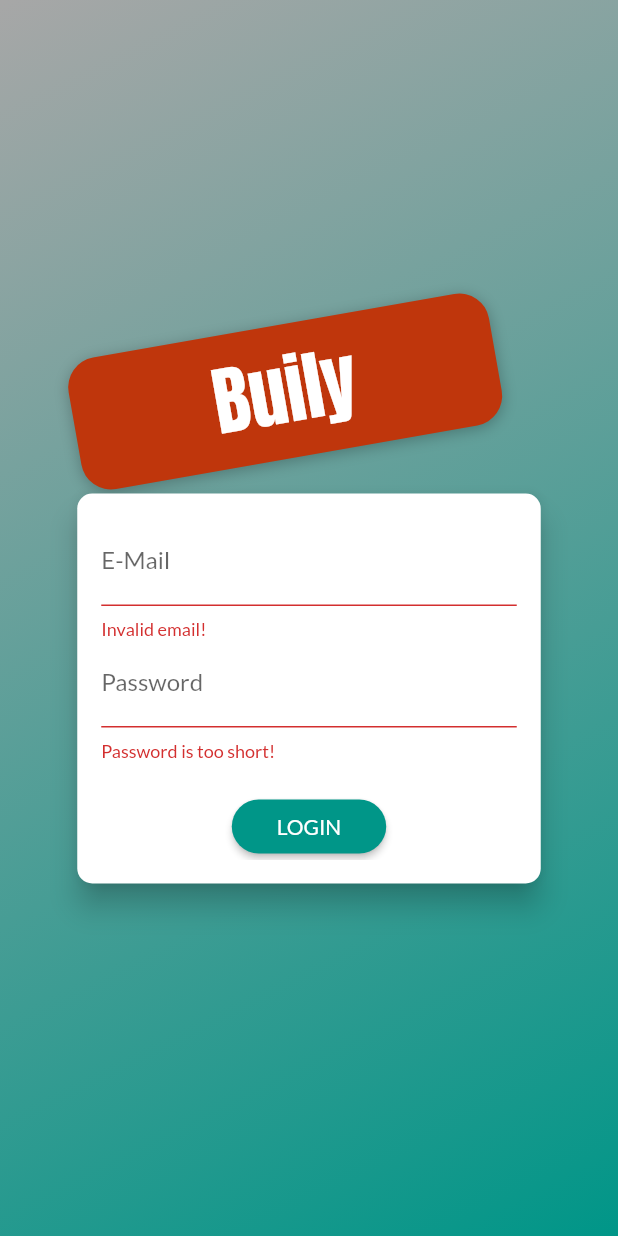
After one commit to muhammedkamal/Buily-mobile, a Flutter app: the screen it shows after launch, after a tap on "LOGIN", on a phone screen of 412 x 824 dp. The commit adds this screen. Run offline on Flutter 3.47's test engine with Material 2 defaults, Android fonts, the phone set to English and light mode, and no system bars; our stand-ins replace shared_preferences; network calls fail.

Commit message:
finish auth

```diff
--- a/lib/main.dart
+++ b/lib/main.dart
@@ -1,4 +1,5 @@
 import 'package:flutter/material.dart';
+import 'package:market_app/providers/auth.dart';
 
 import 'package:provider/provider.dart';
 
@@ -8,6 +9,8 @@ import './screens/product_overview.dart';
 import './screens/orders_screen.dart';
 import './screens/user_products_screen.dart';
 import './screens/edit_product_screen.dart';
+import './screens/splash_screen.dart';
+import './screens/auth_screen.dart';
 
 import './providers/products_provider.dart';
 import './providers/cart.dart';
@@ -24,16 +27,26 @@ class MyApp extends StatelessWidget {
     return MultiProvider(
       providers: [
         ChangeNotifierProvider(
-          create: (ctx) => Products(),
+          create: (ctx) => Auth(),
         ),
         ChangeNotifierProvider(
           create: (ctx) => Cart(),
         ),
-        ChangeNotifierProvider(
-          create: (ctx) => Orders(),
+        ChangeNotifierProxyProvider<Auth, Orders>(
+          create: (ctx) => Orders(null, null, []),
+          update: (ctx, auth, prevOrders) => Orders(auth.token, auth.userId,
+              prevOrders == null ? [] : prevOrders.orders),
+        ),
+        ChangeNotifierProxyProvider<Auth, Products>(
+          create: (ctx) => Products(null, null, []),
+          update: (ctx, auth, previousProduct) => Products(
+              auth.token,
+              auth.userId,
+              previousProduct == null ? [] : previousProduct.items),
         ),
       ],
-      child: MaterialApp(
+      child: Consumer<Auth>(
+        builder: (context, authData, _) => MaterialApp(
           title: 'Buily',
           theme: ThemeData(
             primarySwatch: Colors.teal,
@@ -41,7 +54,14 @@ class MyApp extends StatelessWidget {
             visualDensity: VisualDensity.adaptivePlatformDensity,
             fontFamily: 'Lato',
           ),
-        home: ProductsOverView(),
+          home: authData.isAuth()
+              ? ProductsOverView()
+              : FutureBuilder(
+                  future: authData.tryLogIn(),
+                  builder: (ctx, snapShotData) =>
+                      snapShotData.connectionState == ConnectionState.waiting
+                          ? SplashScreen()
+                          : AuthScreen()),
           routes: {
             ProductDetailsScreen.routeName: (ctx) => ProductDetailsScreen(),
             CartScreen.routeName: (ctx) => CartScreen(),
@@ -50,6 +70,7 @@ class MyApp extends StatelessWidget {
             EditProductScreen.routeName: (ctx) => EditProductScreen(),
           },
         ),
+      ),
     );
   }
 }
--- /dev/null
+++ b/lib/providers/auth.dart
@@ -0,0 +1,104 @@
+import 'dart:async';
+import 'dart:convert';
+
+import 'package:flutter/cupertino.dart';
+import 'package:shared_preferences/shared_preferences.dart';
+import 'package:http/http.dart' as http;
+import '../models/http_exceptions.dart';
+
+class Auth with ChangeNotifier {
+  String _token, _userId;
+  DateTime _expiryTime;
+  Timer _timer;
+  bool isAuth() {
+    return token != null;
+  }
+
+  String get token {
+    if (_expiryTime != null &&
+        _expiryTime.isAfter(DateTime.now()) &&
+        _token != null) return _token;
+    return null;
+  }
+
+  String get userId {
+    return _userId;
+  }
+
+  Future<bool> tryLogIn() async {
+    final prefs = await SharedPreferences.getInstance();
+    if (!prefs.containsKey('userData')) return false;
+    final extractedData =
+        jsonDecode(prefs.getString('userData')) as Map<String, dynamic>;
+    print(extractedData);
+    final expiryTime = DateTime.parse(extractedData['expiryTime']);
+    if (expiryTime.isBefore(DateTime.now())) return false;
+    _expiryTime = expiryTime;
+    _userId = extractedData['userId'];
+    _token = extractedData['token'];
+    notifyListeners();
+    _autoLogOut();
+    return true;
+  }
+
+  Future<void> _authenticate(
+      String email, String passowrd, String method) async {
+    var url = Uri.parse(
+        'https://identitytoolkit.googleapis.com/v1/accounts:$method?key=AIzaSyA0icqEmO7GXSKXB7Gm6OIY-KUufkq0Ch0');
+    try {
+      final response = await http.post(
+        url,
+        body: json.encode({
+          'email': email,
+          'password': passowrd,
+          'returnSecureToken': true,
+        }),
+      );
+      final responseData = json.decode(response.body);
+      if (responseData['error'] != null) {
+        throw HttpException(responseData['error']['message']);
+      }
+      _token = responseData['idToken'];
+      _userId = responseData['localId'];
+      _expiryTime = DateTime.now()
+          .add(Duration(seconds: int.parse(responseData['expiresIn'])));
+      //print(responseData);
+      notifyListeners();
+      _autoLogOut();
+      final prefs = await SharedPreferences.getInstance();
+      final userData = jsonEncode({
+        'token': _token,
+        'userId': _userId,
+        'expiryTime': _expiryTime.toIso8601String(),
+      });
+      print(userData);
+      prefs.setString('userData', userData);
+    } catch (error) {
+      throw error;
+    }
+  }
+
+  Future<void> signUp(String email, String passowrd) async {
+    return _authenticate(email, passowrd, 'signUp');
+  }
+
+  Future<void> signIn(String email, String passowrd) async {
+    return _authenticate(email, passowrd, 'signInWithPassword');
+  }
+
+  void logOut() {
+    _userId = null;
+    _expiryTime = null;
+    _token = null;
+    _timer.cancel();
+    _timer = null;
+    notifyListeners();
+  }
+
+  void _autoLogOut() {
+    if (_timer != null) _timer.cancel();
+    _timer = Timer(
+        Duration(seconds: _expiryTime.difference(DateTime.now()).inSeconds),
+        logOut);
+  }
+}
--- a/lib/providers/orders.dart
+++ b/lib/providers/orders.dart
@@ -20,14 +20,17 @@ class OrderItem {
 
 class Orders with ChangeNotifier {
   List<OrderItem> _orders = [];
+  final authtoken;
+  final userId;
+  Orders(this.authtoken, this.userId, this._orders);
 
   List<OrderItem> get orders {
     return [..._orders];
   }
 
   Future<void> addOrder(List<CartItem> products, double total) async {
-    var url =
-        Uri.parse('https://buily-mu-default-rtdb.firebaseio.com/orders.json');
+    var url = Uri.parse(
+        'https://buily-mu-default-rtdb.firebaseio.com/orders/$userId.json?auth=$authtoken');
     try {
       final resopnse = await http.post(url,
           body: json.encode({
@@ -61,11 +64,11 @@ class Orders with ChangeNotifier {
   }
 
   Future<void> fetchAndSetOrder() async {
-    var url =
-        Uri.parse('https://buily-mu-default-rtdb.firebaseio.com/orders.json');
+    var url = Uri.parse(
+        'https://buily-mu-default-rtdb.firebaseio.com/orders/$userId.json?auth=$authtoken');
     try {
       final response = await http.get(url);
-      print(response.body);
+      //print(response.body);
       final extractedDate = jsonDecode(response.body) as Map<String, dynamic>;
       final List<OrderItem> loadedProducts = [];
       if (extractedDate == null) return;
@@ -74,12 +77,14 @@ class Orders with ChangeNotifier {
             id: orderId,
             amount: orderData["amount"],
             cartItems: (orderData['products'] as List<dynamic>)
-                .map((e) => CartItem(
-                      id: e['id'],
-                      price: e['price'] as double,
-                      quantity: e['quantity'],
-                      title: e['title'],
-                    ))
+                .map(
+                  (e) => CartItem(
+                    id: e['id'],
+                    price: e['price'] as double,
+                    quantity: e['quantity'],
+                    title: e['title'],
+                  ),
+                )
                 .toList(),
             dateTime: DateTime.parse(orderData["timeStamp"])));
       });
--- /dev/null
+++ b/lib/screens/auth_screen.dart
@@ -0,0 +1,302 @@
+import 'dart:math';
+
+import 'package:flutter/material.dart';
+import 'package:market_app/models/http_exceptions.dart';
+import 'package:provider/provider.dart';
+
+import '../providers/auth.dart';
+
+enum AuthMode { Signup, Login }
+
+class AuthScreen extends StatelessWidget {
+  static const routeName = '/auth';
+
+  @override
+  Widget build(BuildContext context) {
+    final deviceSize = MediaQuery.of(context).size;
+    // final transformConfig = Matrix4.rotationZ(-8 * pi / 180);
+    // transformConfig.translate(-10.0);
+    return Scaffold(
+      // resizeToAvoidBottomInset: false,
+      body: Stack(
+        children: <Widget>[
+          Container(
+            decoration: BoxDecoration(
+              gradient: LinearGradient(
+                colors: [
+                  Colors.grey.withOpacity(.9),
+                  Colors.teal,
+                ],
+                begin: Alignment.topLeft,
+                end: Alignment.bottomRight,
+                stops: [0, 1],
+              ),
+            ),
+          ),
+          SingleChildScrollView(
+            child: Container(
+              height: deviceSize.height,
+              width: deviceSize.width,
+              child: Column(
+                mainAxisAlignment: MainAxisAlignment.center,
+                crossAxisAlignment: CrossAxisAlignment.center,
+                children: <Widget>[
+                  Flexible(
+                    child: Container(
+                      margin: EdgeInsets.only(bottom: 5.0),
+                      padding:
+                          EdgeInsets.symmetric(vertical: 8.0, horizontal: 94.0),
+                      transform: Matrix4.rotationZ(-10 * pi / 180)
+                        ..translate(-23.0, 7.0),
+                      // ..translate(-10.0),
+                      decoration: BoxDecoration(
+                        borderRadius: BorderRadius.circular(20),
+                        color: Colors.deepOrange.shade900,
+                        boxShadow: [
+                          BoxShadow(
+                            blurRadius: 8,
+                            color: Colors.black26,
+                            offset: Offset(0, 2),
+                          )
+                        ],
+                      ),
+                      child: Text(
+                        'Buily',
+                        style: TextStyle(
+                          color:
+                              Theme.of(context).accentTextTheme.headline6.color,
+                          fontSize: 50,
+                          fontFamily: 'Anton',
+                          fontWeight: FontWeight.normal,
+                        ),
+                      ),
+                    ),
+                  ),
+                  Flexible(
+                    flex: deviceSize.width > 600 ? 2 : 1,
+                    child: AuthCard(),
+                  ),
+                ],
+              ),
+            ),
+          ),
+        ],
+      ),
+    );
+  }
+}
+
+class AuthCard extends StatefulWidget {
+  const AuthCard({
+    Key key,
+  }) : super(key: key);
+
+  @override
+  _AuthCardState createState() => _AuthCardState();
+}
+
+class _AuthCardState extends State<AuthCard> {
+  final GlobalKey<FormState> _formKey = GlobalKey();
+  AuthMode _authMode = AuthMode.Login;
+  Map<String, String> _authData = {
+    'email': '',
+    'password': '',
+  };
+  var _isLoading = false;
+  final _passwordController = TextEditingController();
+
+  void _showErrorDialog(String message) {
+    showDialog(
+      context: context,
+      builder: (ctx) => AlertDialog(
+        title: Text('An Error Occurred!'),
+        content: Text(message),
+        actions: <Widget>[
+          TextButton(
+            child: Text('Okay'),
+            onPressed: () {
+              Navigator.of(ctx).pop();
+            },
+          )
+        ],
+      ),
+    );
+  }
+
+  Future<void> _submit() async {
+    if (!_formKey.currentState.validate()) {
+      // Invalid!
+      return;
+    }
+    _formKey.currentState.save();
+    setState(() {
+      _isLoading = true;
+    });
+    try {
+      if (_authMode == AuthMode.Login) {
+        // Log user in
+        await Provider.of<Auth>(context, listen: false).signIn(
+          _authData['email'],
+          _authData['password'],
+        );
+      } else {
+        // Sign user up
+        await Provider.of<Auth>(context, listen: false).signUp(
+          _authData['email'],
+          _authData['password'],
+        );
+      }
+    } on HttpException catch (error) {
+      var errorMessage = 'Authentication failed';
+      if (error.toString().contains('EMAIL_EXISTS')) {
+        errorMessage = 'This email address is already in use.';
+      } else if (error.toString().contains('INVALID_EMAIL')) {
+        errorMessage = 'This is not a valid email address';
+      } else if (error.toString().contains('WEAK_PASSWORD')) {
+        errorMessage = 'This password is too weak.';
+      } else if (error.toString().contains('INVALID_PASSWORD') ||
+          error.toString().contains('EMAIL_NOT_FOUND')) {
+        errorMessage = 'Invalid email or Password.';
+      }
+      _showErrorDialog(errorMessage);
+    } catch (error) {
+      const errorMessage =
+          'Could not authenticate you. Please try again later.';
+      _showErrorDialog(errorMessage);
+    }
+
+    setState(() {
+      _isLoading = false;
+    });
+  }
+
+  void _switchAuthMode() {
+    if (_authMode == AuthMode.Login) {
+      setState(() {
+        _authMode = AuthMode.Signup;
+      });
+    } else {
+      setState(() {
+        _authMode = AuthMode.Login;
+      });
+    }
+  }
+
+  @override
+  Widget build(BuildContext context) {
+    final deviceSize = MediaQuery.of(context).size;
+    return Card(
+      shape: RoundedRectangleBorder(
+        borderRadius: BorderRadius.circular(10.0),
+      ),
+      elevation: 8.0,
+      child: Container(
+        height: _authMode == AuthMode.Signup ? 320 : 260,
+        constraints:
+            BoxConstraints(minHeight: _authMode == AuthMode.Signup ? 320 : 260),
+        width: deviceSize.width * 0.75,
+        padding: const EdgeInsets.all(16.0),
+        child: Form(
+          key: _formKey,
+          child: SingleChildScrollView(
+            child: Column(
+              children: <Widget>[
+                TextFormField(
+                  decoration: InputDecoration(labelText: 'E-Mail'),
+                  keyboardType: TextInputType.emailAddress,
+                  // ignore: missing_return
+                  validator: (value) {
+                    if (value.isEmpty ||
+                        !value.contains('@') ||
+                        !value.contains('.')) {
+                      return 'Invalid email!';
+                    }
+                  },
+                  onSaved: (value) {
+                    _authData['email'] = value;
+                  },
+                ),
+                TextFormField(
+                  decoration: InputDecoration(labelText: 'Password'),
+                  obscureText: true,
+                  controller: _passwordController,
+                  // ignore: missing_return
+                  validator: (value) {
+                    if (value.isEmpty || value.length < 8) {
+                      return 'Password is too short!';
+                    }
+                  },
+                  onSaved: (value) {
+                    _authData['password'] = value;
+                  },
+                ),
+                if (_authMode == AuthMode.Signup)
+                  TextFormField(
+                    enabled: _authMode == AuthMode.Signup,
+                    decoration: InputDecoration(labelText: 'Confirm Password'),
+                    obscureText: true,
+                    validator: _authMode == AuthMode.Signup
+                        // ignore: missing_return
+                        ? (value) {
+                            if (value != _passwordController.text) {
+                              return 'Passwords do not match!';
+                            }
+                          }
+                        : null,
+                  ),
+                SizedBox(
+                  height: 20,
+                ),
+                if (_isLoading)
+                  CircularProgressIndicator()
+                else
+                  ElevatedButton(
+                    child:
+                        Text(_authMode == AuthMode.Login ? 'LOGIN' : 'SIGN UP'),
+                    onPressed: _submit,
+                    style: ElevatedButton.styleFrom(
+                      shape: RoundedRectangleBorder(
+                        borderRadius: BorderRadius.circular(30),
+                      ),
+                      padding:
+                          EdgeInsets.symmetric(horizontal: 30.0, vertical: 8.0),
+                    )
+                    /* shape: RoundedRectangleBorder(
+                      borderRadius: BorderRadius.circular(30),
+                    ),
+                    padding:
+                        EdgeInsets.symmetric(horizontal: 30.0, vertical: 8.0),
+                    color: Theme.of(context).primaryColor,
+                    textColor: Theme.of(context).primaryTextTheme.button.color */
+                    ,
+                  ),
+                Padding(
+                  padding:
+                      const EdgeInsets.symmetric(horizontal: 30.0, vertical: 4),
+                  child: TextButton(
+                    child: Text(
+                        '${_authMode == AuthMode.Login ? 'SIGNUP' : 'LOGIN'} INSTEAD'),
+                    onPressed: _switchAuthMode,
+                    style: TextButton.styleFrom(
+                      padding:
+                          EdgeInsets.symmetric(horizontal: 30.0, vertical: 4),
+                      tapTargetSize: MaterialTapTargetSize.shrinkWrap,
+                      primary: Theme.of(context).primaryColor,
+                    ) /* ButtonStyle(
+                      tapTargetSize: MaterialTapTargetSize.shrinkWrap,
+                    ) */
+                    ,
+
+                    /* padding: EdgeInsets.symmetric(horizontal: 30.0, vertical: 4),
+                    materialTapTargetSize: MaterialTapTargetSize.shrinkWrap,
+                    textColor: Theme.of(context).primaryColor, */
+                  ),
+                ),
+              ],
+            ),
+          ),
+        ),
+      ),
+    );
+  }
+}
--- /dev/null
+++ b/lib/screens/splash_screen.dart
@@ -0,0 +1,48 @@
+import 'dart:math';
+
+import 'package:flutter/material.dart';
+
+class SplashScreen extends StatelessWidget {
+  @override
+  Widget build(BuildContext context) {
+    return Scaffold(
+        body: Column(
+      mainAxisAlignment: MainAxisAlignment.center,
+      crossAxisAlignment: CrossAxisAlignment.center,
+      children: <Widget>[
+        Flexible(
+          child: Center(
+            child: Container(
+              margin: EdgeInsets.only(bottom: 5.0),
+              padding: EdgeInsets.symmetric(vertical: 8.0, horizontal: 94.0),
+              transform: Matrix4.rotationZ(-10 * pi / 180)
+                ..translate(-23.0, 7.0),
+              // ..translate(-10.0),
+              decoration: BoxDecoration(
+                borderRadius: BorderRadius.circular(20),
+                color: Colors.deepOrange.shade900,
+                boxShadow: [
+                  BoxShadow(
+                    blurRadius: 8,
+                    color: Colors.black26,
+                    offset: Offset(0, 2),
+                  )
+                ],
+              ),
+              child: Text(
+                'Buily',
+                style: TextStyle(
+                  color: Theme.of(context).accentTextTheme.headline6.color,
+                  fontSize: 50,
+                  fontFamily: 'Anton',
+                  fontWeight: FontWeight.normal,
+                ),
+              ),
+            ),
+          ),
+        ),
+        Center(child: Text('Loading ...'))
+      ],
+    ));
+  }
+}
--- a/lib/widgets/user_product_item.dart
+++ b/lib/widgets/user_product_item.dart
@@ -39,7 +39,8 @@ class UserProductItem extends StatelessWidget {
               ),
               onPressed: () async {
                 try {
-                  await Provider.of<Products>(context).deleteProduct(productId);
+                  await Provider.of<Products>(context, listen: false)
+                      .deleteProduct(productId);
                 } catch (_) {
                   scaffold.showSnackBar(
                     SnackBar(
--- a/pubspec.yaml
+++ b/pubspec.yaml
@@ -27,6 +27,7 @@ dependencies:
   provider: ^4.3.3
   intl: ^0.17.0
   http: ^0.13.1
+  shared_preferences: ^2.0.5
 
 dev_dependencies:
   flutter_test:
```
Also changed, not shown: lib/providers/product.dart (+4 -4 lines), lib/providers/products_provider.dart (+33 -21 lines), lib/screens/user_products_screen.dart (+12 -4 lines), lib/widgets/app_drawer.dart (+12 -0 lines), lib/widgets/product_item.dart (+6 -2 lines), pubspec.lock. Lines whose indentation alone changed are shown as unchanged.
